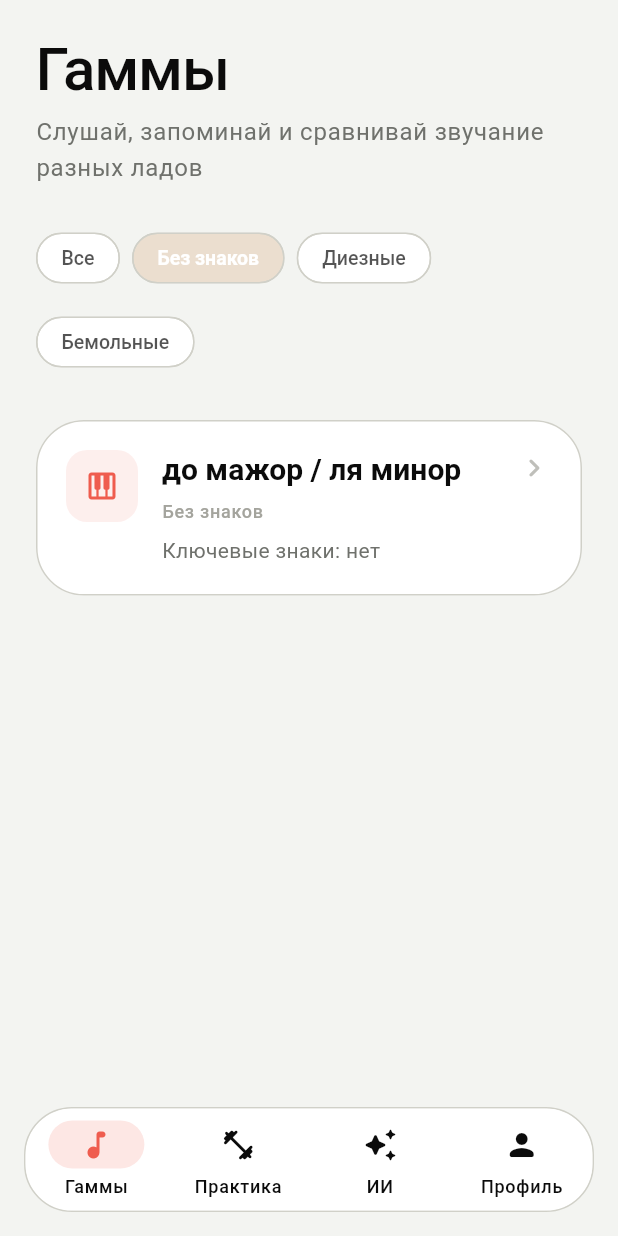
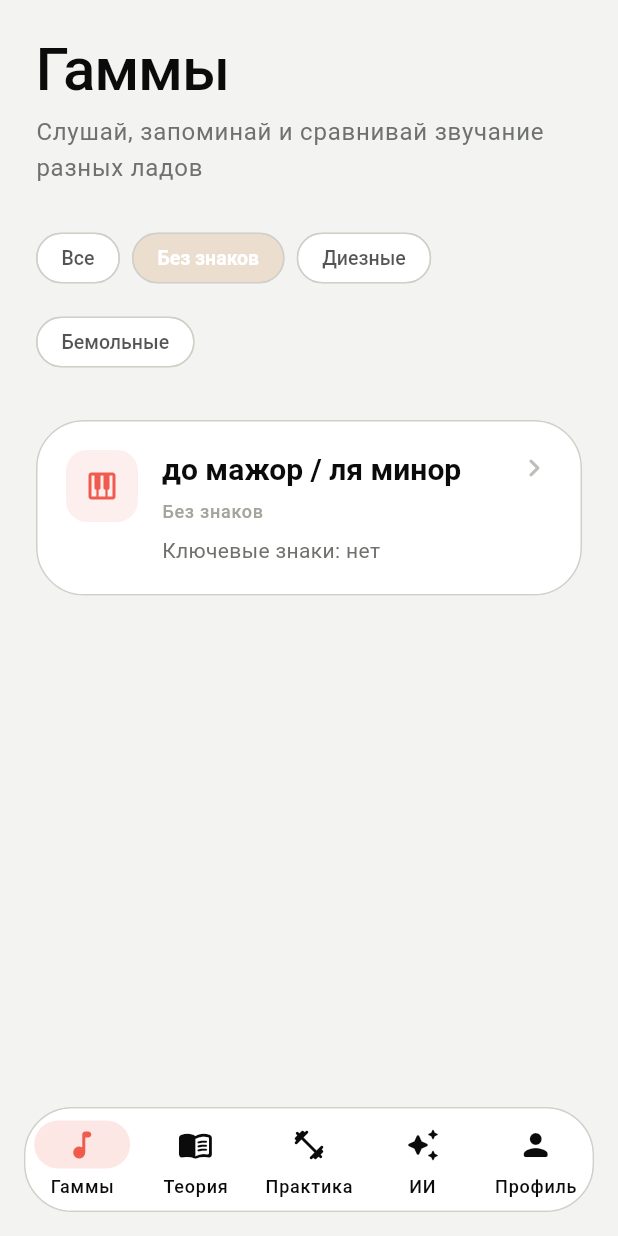
Before and after one commit to axmadjan-777/solfege_app, a Flutter app: the MainShellScreen screen opened directly, after a tap on "Без знаков", on a phone screen of 412 x 824 dp. Run offline on Flutter 3.47's test engine with Material 3 defaults, Android fonts, the phone set to English and light mode, and no system bars; our stand-ins replace audioplayers, shared_preferences, supabase_flutter; accounts and stored records are empty.

```diff
--- a/lib/features/app/main_shell_screen.dart
+++ b/lib/features/app/main_shell_screen.dart
@@ -2,9 +2,10 @@ import 'package:flutter/material.dart';
 
 import '../../core/theme/app_colors.dart';
 import '../ai/screens/ai_chat_screen.dart';
-import '../practice/screens/practice_placeholder_screen.dart';
+import '../practice/screens/practice_map_screen.dart';
 import '../profile/screens/profile_screen.dart';
 import '../scales/screens/scales_list_screen.dart';
+import '../theory/screens/theory_home_screen.dart';
 
 class MainShellScreen extends StatefulWidget {
   const MainShellScreen({super.key});
@@ -23,9 +24,14 @@ class _MainShellScreenState extends State<MainShellScreen> {
       screen: ScalesListScreen(),
     ),
     _ShellTab(
+      label: 'Теория',
+      icon: Icons.menu_book_rounded,
+      screen: TheoryHomeScreen(),
+    ),
+    _ShellTab(
       label: 'Практика',
       icon: Icons.fitness_center_rounded,
-      screen: PracticePlaceholderScreen(),
+      screen: PracticeMapScreen(),
     ),
     _ShellTab(
       label: 'ИИ',
--- /dev/null
+++ b/lib/features/practice/screens/practice_map_screen.dart
@@ -0,0 +1,80 @@
+import 'package:flutter/material.dart';
+
+import '../../../core/theme/app_colors.dart';
+import '../../curriculum/data/curriculum_asset_source.dart';
+import '../../curriculum/data/curriculum_catalog.dart';
+import '../../curriculum/models/practice_set.dart';
+import '../progress/progress_rules.dart';
+
+class PracticeMapScreen extends StatelessWidget {
+  const PracticeMapScreen({super.key, this.catalog, this.isMastered});
+
+  final CurriculumCatalog? catalog;
+  final bool Function(String competencyId)? isMastered;
+
+  bool _mastered(String id) => isMastered?.call(id) ?? false;
+
+  @override
+  Widget build(BuildContext context) {
+    if (catalog != null) return _MapBody(catalog: catalog!, isMastered: _mastered);
+    return FutureBuilder<CurriculumCatalog>(
+      future: const CurriculumAssetSource().load(),
+      builder: (context, snapshot) {
+        if (snapshot.hasData) {
+          return _MapBody(catalog: snapshot.data!, isMastered: _mastered);
+        }
+        if (snapshot.hasError) {
+          return const Center(child: Text('Не удалось загрузить практику'));
+        }
+        return const Center(child: CircularProgressIndicator());
+      },
+    );
+  }
+}
+
+class _MapBody extends StatelessWidget {
+  const _MapBody({required this.catalog, required this.isMastered});
+
+  final CurriculumCatalog catalog;
+  final bool Function(String competencyId) isMastered;
+
+  @override
+  Widget build(BuildContext context) {
+    return Scaffold(
+      backgroundColor: AppColors.background,
+      body: SafeArea(
+        child: ListView(
+          padding: const EdgeInsets.all(24),
+          children: [
+            Text('Практика', style: Theme.of(context).textTheme.displaySmall),
+            const SizedBox(height: 16),
+            for (final set in catalog.practiceSets) _PracticeCard(set: set, catalog: catalog, isMastered: isMastered),
+          ],
+        ),
+      ),
+    );
+  }
+}
+
+class _PracticeCard extends StatelessWidget {
+  const _PracticeCard({required this.set, required this.catalog, required this.isMastered});
+
+  final PracticeSet set;
+  final CurriculumCatalog catalog;
+  final bool Function(String competencyId) isMastered;
+
+  @override
+  Widget build(BuildContext context) {
+    final open = set.mvpStatus.isMvp && isTrainerOpen(set: set, catalog: catalog, isMastered: isMastered);
+    final badge = !set.mvpStatus.isMvp ? 'Скоро' : (open ? 'Открыто' : 'Закрыто');
+    return Card(
+      key: Key('practice-${set.id}'),
+      child: ListTile(
+        title: Text(set.title),
+        subtitle: Text(badge),
+        enabled: open,
+        onTap: open ? () {} : null,
+      ),
+    );
+  }
+}
--- /dev/null
+++ b/lib/features/theory/screens/theory_home_screen.dart
@@ -0,0 +1,43 @@
+import 'package:flutter/material.dart';
+
+import '../../../core/theme/app_colors.dart';
+import '../session/lesson_player.dart';
+import '../session/lesson_script.dart';
+
+class TheoryHomeScreen extends StatelessWidget {
+  const TheoryHomeScreen({super.key});
+
+  @override
+  Widget build(BuildContext context) {
+    return Scaffold(
+      backgroundColor: AppColors.background,
+      body: SafeArea(
+        child: Padding(
+          padding: const EdgeInsets.all(24),
+          child: Column(
+            crossAxisAlignment: CrossAxisAlignment.start,
+            children: [
+              Text('Теория', style: Theme.of(context).textTheme.displaySmall),
+              const SizedBox(height: 12),
+              Text(
+                'Урок на 5–10 минут',
+                style: Theme.of(context).textTheme.bodyLarge?.copyWith(color: AppColors.textSecondary),
+              ),
+              const SizedBox(height: 24),
+              FilledButton(
+                onPressed: () {
+                  Navigator.of(context).push(
+                    MaterialPageRoute<void>(
+                      builder: (_) => LessonPlayer(script: LessonScript.sampleT01(), onFinished: (_) {}),
+                    ),
+                  );
+                },
+                child: const Text('Открыть урок'),
+              ),
+            ],
+          ),
+        ),
+      ),
+    );
+  }
+}
```
Also changed, not shown: lib/features/interaction/templates/single_choice_template.dart (added, +49 -0 lines), lib/features/theory/session/lesson_player.dart (added, +128 -0 lines), lib/features/theory/session/lesson_script.dart (added, +63 -0 lines), 2 other files.
